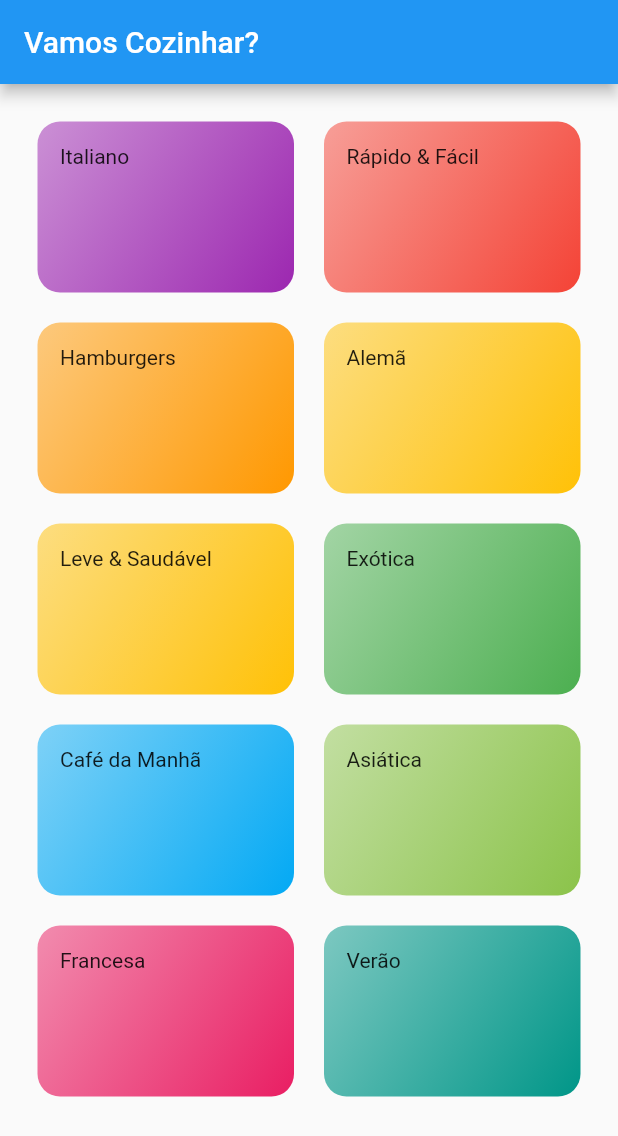
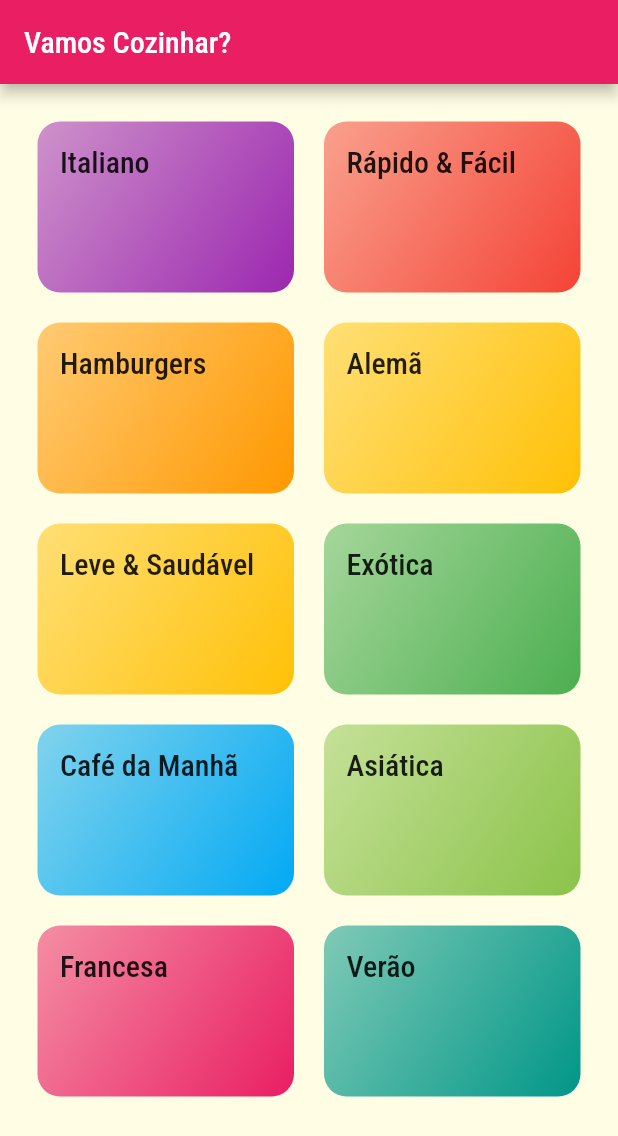
Before and after one commit to gbarros1994/meals, a Flutter app: the screen it shows after launch, on a phone screen of 412 x 824 dp. Shown: the top 1136 px of the screen. Run offline on Flutter 3.47's test engine with Material 2 defaults, Android fonts, the phone set to English and light mode, and no system bars.

Commit message:
project color

```diff
--- a/lib/components/category_item.dart
+++ b/lib/components/category_item.dart
@@ -12,7 +12,10 @@ class CategoryItem extends StatelessWidget {
   Widget build(BuildContext context) {
     return Container(
       padding: EdgeInsets.all(15),
-      child: Text(category.title),
+      child: Text(
+        category.title,
+        style: Theme.of(context).textTheme.headline6,
+      ),
       decoration: BoxDecoration(
         borderRadius: BorderRadius.circular(15),
         gradient: LinearGradient(
--- a/lib/main.dart
+++ b/lib/main.dart
@@ -10,7 +10,16 @@ class MyApp extends StatelessWidget {
     return MaterialApp(
       title: 'DeliMeals',
       theme: ThemeData(
-        primarySwatch: Colors.blue,
+        primarySwatch: Colors.pink,
+        accentColor: Colors.amber,
+        fontFamily: 'Raleway',
+        canvasColor: Color.fromRGBO(255, 254, 229, 1),
+        textTheme: ThemeData.light().textTheme.copyWith(
+          headline6: TextStyle(
+            fontSize: 20,
+            fontFamily: 'RobotoCondensed'
+          )
+        ),
       ),
       home: CategoriesScreen(),
     );
```
